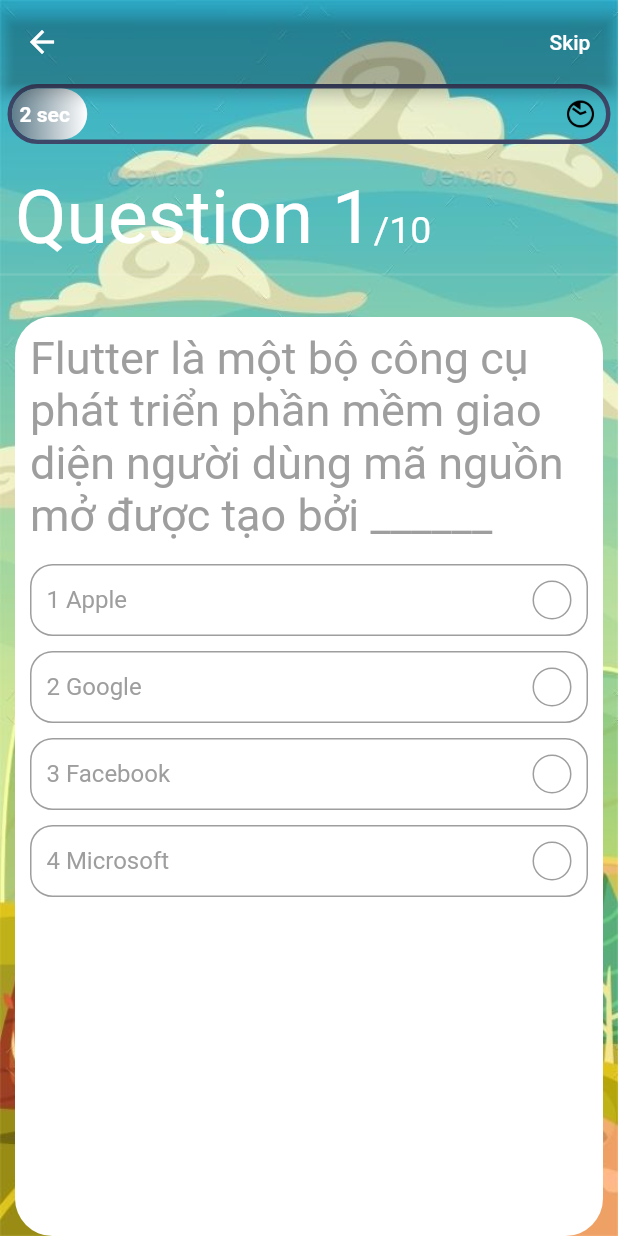
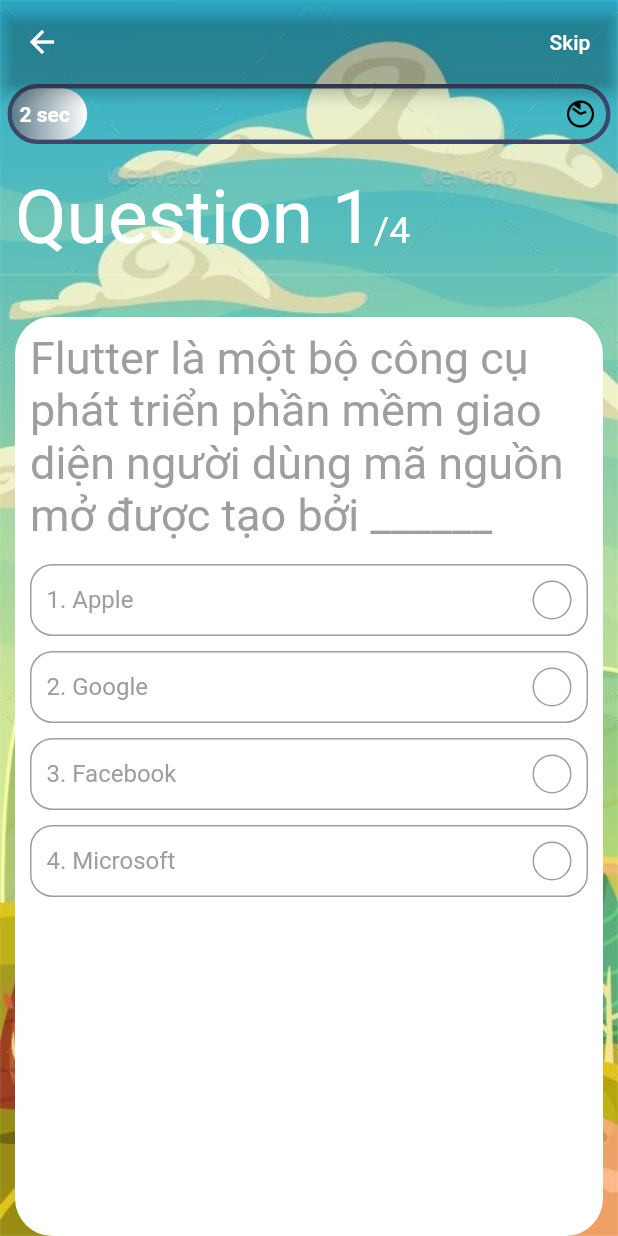
Before and after one commit to ZinQuyen/BPQ-HUb, a Flutter app: the QuizScreen screen opened directly, on a phone screen of 412 x 824 dp. Run offline on Flutter 3.47's test engine with Material 2 defaults, Android fonts, the phone set to English and light mode, and no system bars; our stand-ins replace get.

Commit message:
update quiz game

```diff
--- a/lib/main.dart
+++ b/lib/main.dart
@@ -17,7 +17,7 @@
     return MaterialApp(
       title: 'BPQ Hub',
       theme: ThemeData.dark(),
-      home: SoundSetting(),
+      home: LoginPage(),
     );
   }
 }
--- a/lib/model/menu.dart
+++ b/lib/model/menu.dart
@@ -24,7 +24,7 @@
             decoration: BoxDecoration(
               color: Colors.blue,
             ),
-            child:  Text('MENU')
+            child: Text('menu')
           ),
         ListTile(
             leading: const Icon(Icons.account_circle),
@@ -71,8 +71,6 @@
                   MaterialPageRoute(builder: (context) => LoginPage()));
             }
           ),
-
-
         ],
       ),
     );
--- a/lib/quiz/componets/body.dart
+++ b/lib/quiz/componets/body.dart
@@ -1,4 +1,3 @@
-
 import 'package:flutter/foundation.dart';
 import 'package:flutter/gestures.dart';
 import 'package:flutter/material.dart';
@@ -38,17 +37,17 @@
             ),
             Padding(
               padding: const EdgeInsets.symmetric(horizontal: 10),
-              child: Text.rich(
+              child: Obx((() => Text.rich(
                 TextSpan(
-                    text: "Question 1",
-                    style: TextStyle(color: Colors.white , fontSize: 50),
+                    text: "Question ${_questionController.questionNumber.value}",
+                    style: TextStyle(color: Colors.white, fontSize: 50),
                     children: [
                       TextSpan(
-                        text: "/10",
+                        text: "/${_questionController.questions.length}",
                         style: TextStyle(color: Colors.white, fontSize: 25),
                       )
                     ]),
-              ),
+              )))
             ),
             Divider(thickness: 1.5),
             SizedBox(
@@ -56,12 +55,12 @@
             ),
             Expanded(
                 child: PageView.builder(
+                  physics: NeverScrollableScrollPhysics(),
+                  onPageChanged: _questionController.updateTheQnNum,
+                  controller: _questionController.pageController,
                     itemCount: _questionController.questions.length,
                     itemBuilder: ((context, index) => QuestionCard(
                           question: _questionController.questions[index],
-
-
-
                         ))))
           ]),
         )
--- a/lib/quiz/componets/option.dart
+++ b/lib/quiz/componets/option.dart
@@ -1,9 +1,14 @@
 import 'package:flutter/material.dart';
 import 'package:get/get_state_manager/get_state_manager.dart';
-import 'package:phan04_baitap1/controller/question_controller.dart';
+import '/controller/question_controller.dart';
+import 'package:flutter/src/material/colors.dart';
+
 class Option extends StatelessWidget {
   const Option({
-    Key? key, required this.text, required this.index, required this.press,
+    Key? key,
+    required this.text,
+    required this.index,
+    required this.press,
   }) : super(key: key);
 
   final String text;
@@ -15,32 +20,56 @@
     return GetBuilder<QuestionController>(
         init: QuestionController(),
         builder: (qnController) {
+          // ignore: unused_element
+          Color getRightTheColor() {
+            if (qnController.isAnswered) {
+              if (index == qnController.correctAns) {
+                return Colors.green;
+              } else if (index == qnController.selectedAns &&
+                  qnController.selectedAns != qnController.correctAns) {
+                return Colors.red;
+              }
+            }
+            return Colors.grey;
+          }
+
+          IconData getTheRightIcon() {
+            return getRightTheColor() == Colors.red ? Icons.close : Icons.done;
+          }
+
           return InkWell(
             onTap: press,
             child: Container(
               margin: EdgeInsets.only(top: 10),
               padding: EdgeInsets.all(10),
               decoration: BoxDecoration(
-              border: Border.all(color: Colors.grey),
-              borderRadius: BorderRadius.circular(15)
-            ),
+                  border: Border.all(color: getRightTheColor()),
+                  borderRadius: BorderRadius.circular(15)),
               child: Row(
                 mainAxisAlignment: MainAxisAlignment.spaceBetween,
                 children: [
                   Text(
-                  '${index + 1 } $text ',
-                  style: TextStyle(color: Colors.grey , fontSize: 16),
+                    '${index + 1}. $text ',
+                    style: TextStyle(color: getRightTheColor(), fontSize: 16),
                   ),
                   Container(
-                  height: 26,width: 26,
-                  decoration:  BoxDecoration(border: Border.all(color: Colors.grey),
-                  borderRadius: BorderRadius.circular(50)),
-                )
+                    height: 26,
+                    width: 26,
+                    decoration: BoxDecoration(
+                      color: getRightTheColor() == Colors.grey
+                          ? Colors.transparent
+                          : getRightTheColor(),
+                      border: Border.all(color: getRightTheColor()),
+                      borderRadius: BorderRadius.circular(50),
+                    ),
+                    child: getRightTheColor() == Colors.grey
+                        ? null
+                        : Icon(getTheRightIcon(), size: 16),
+                  ),
                 ],
               ),
             ),
           );
-      }
-    );
+        });
   }
 }
--- a/lib/quiz/quiz_screen.dart
+++ b/lib/quiz/quiz_screen.dart
@@ -1,3 +1,6 @@
+import 'package:get/get.dart';
+import 'package:phan04_baitap1/controller/question_controller.dart';
+
 import '../quiz/componets/body.dart';
 import 'package:flutter/material.dart';
 
@@ -11,6 +14,7 @@
 class _QuizScreenState extends State<QuizScreen> {
   @override
   Widget build(BuildContext context) {
+    QuestionController _controller = Get.put(QuestionController());
     Color getColor(Set<MaterialState> states) {
       const Set<MaterialState> interactiveStates = <MaterialState>{
         MaterialState.pressed,
@@ -31,7 +35,7 @@
               style: ButtonStyle(
                 foregroundColor: MaterialStateProperty.resolveWith(getColor),
       ),
-              onPressed: () {},
+              onPressed: _controller.nextQuestion,
               child: Text("Skip"))
         ],
       ),
--- a/lib/screens/setting.dart
+++ b/lib/screens/setting.dart
@@ -38,7 +38,6 @@
             ),
           width: MediaQuery.of(context).size.width,
           height: MediaQuery.of(context).size.height,
-
           padding: EdgeInsets.all(20),
           margin: EdgeInsets.fromLTRB(0, 0, 0, 0),
           child: Column(
```
Also changed, not shown: lib/controller/question_controller.dart (+32 -1 lines), lib/score/score.dart (added, +41 -0 lines), lib/screens/Shop.dart (+13 -12 lines). Lines whose indentation alone changed are shown as unchanged.
